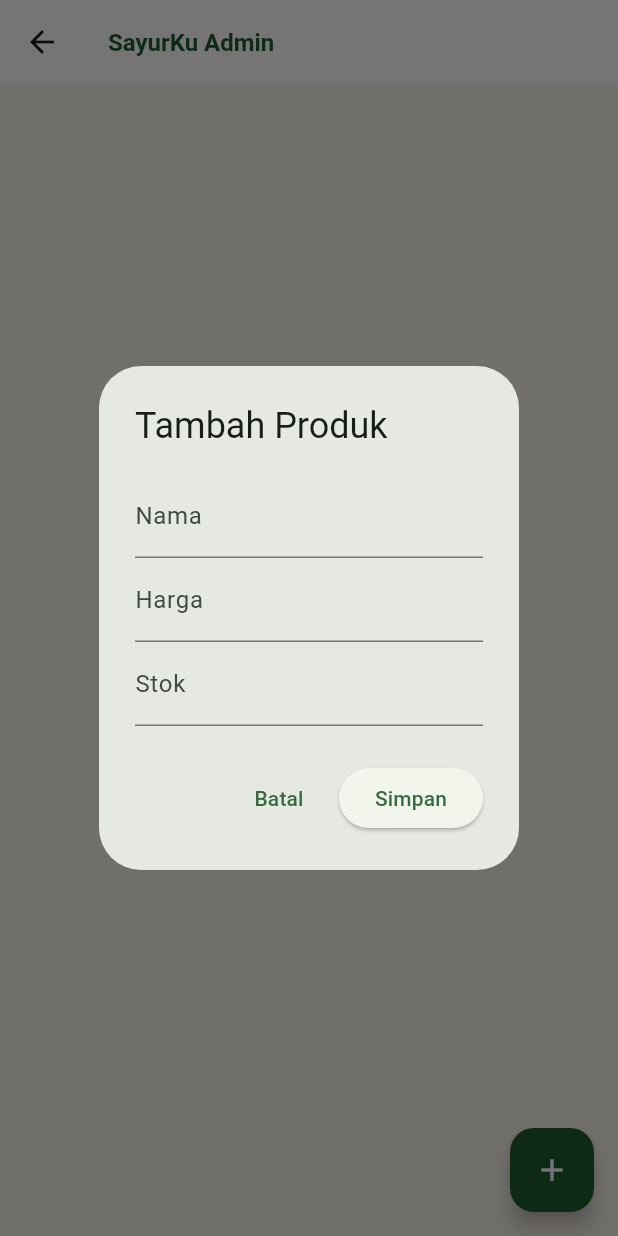
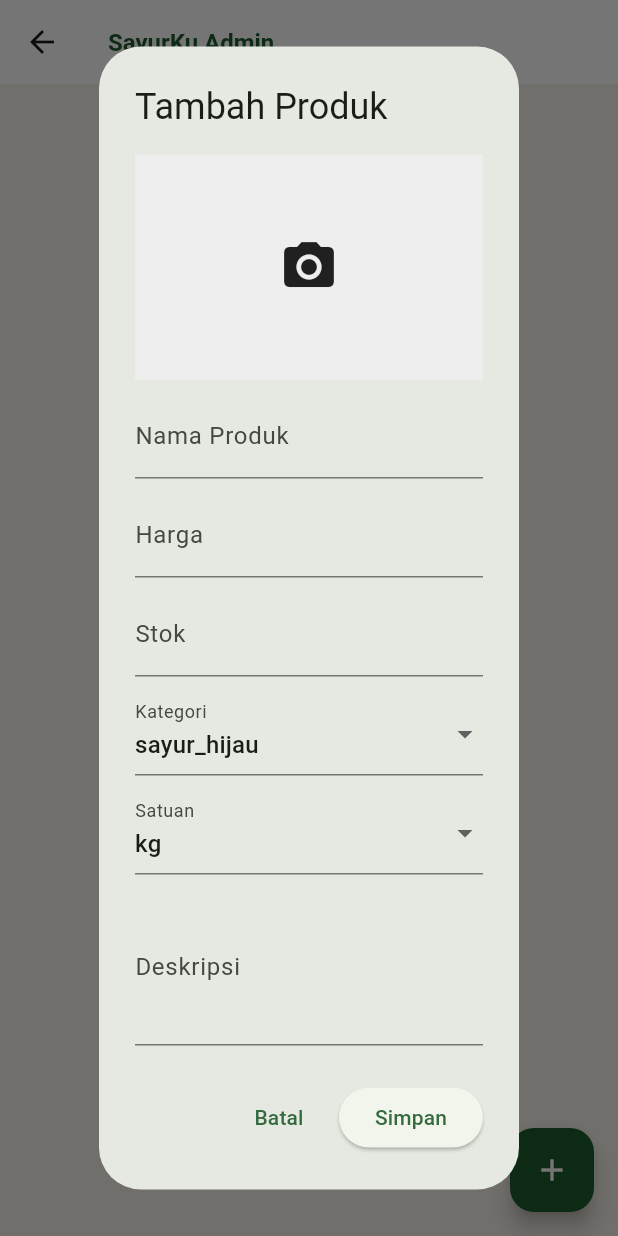
Before and after one commit to Salim-amir/sayurku_kelompok6, a Flutter app: the ProductStockPage screen opened directly, after a tap on the "add" icon, on a phone screen of 412 x 824 dp. Run offline on Flutter 3.47's test engine with Material 3 defaults, Android fonts, the light colour scheme and no system bars; our stand-ins replace cloud_firestore, firebase_auth, firebase_core, firebase_storage, google_sign_in, image_picker and 1 more; accounts and stored records are empty; Roboto replaces fonts that are missing (Manrope).

Commit message:
perubahan stok

```diff
--- a/lib/features/admin/product/daftar_produk_stok_screen.dart
+++ b/lib/features/admin/product/daftar_produk_stok_screen.dart
@@ -3,6 +3,9 @@ import 'package:sayurku_kelompok6/core/colors.dart';
 import 'package:sayurku_kelompok6/core/text_styles.dart';
 import 'package:sayurku_kelompok6/services/product_service.dart';
 import 'package:sayurku_kelompok6/models/product_model.dart';
+import 'dart:io';
+import 'package:image_picker/image_picker.dart';
+import 'package:sayurku_kelompok6/core/constants.dart';
 
 class ProductStockPage extends StatefulWidget {
   const ProductStockPage({Key? key}) : super(key: key);
@@ -102,37 +105,153 @@ class _ProductStockPageState extends State<ProductStockPage> {
   final nameController = TextEditingController();
   final priceController = TextEditingController();
   final stockController = TextEditingController();
+  final deskripsiController = TextEditingController();
+
+  String selectedKategori = "sayur_hijau";
+  String selectedSatuan = "kg";
+
+  File? selectedImage;
 
   showDialog(
     context: context,
-      builder: (_) => AlertDialog(
+    builder: (context) {
+      return StatefulBuilder(
+        builder: (context, setStateDialog) {
+          return AlertDialog(
             title: const Text("Tambah Produk"),
-        content: Column(
-          mainAxisSize: MainAxisSize.min,
+            content: SingleChildScrollView(
+              child: Column(
                 children: [
-            TextField(controller: nameController, decoration: const InputDecoration(labelText: "Nama")),
-            TextField(controller: priceController, decoration: const InputDecoration(labelText: "Harga"), keyboardType: TextInputType.number),
-            TextField(controller: stockController, decoration: const InputDecoration(labelText: "Stok"), keyboardType: TextInputType.number),
+                  // 📸 PILIH GAMBAR
+                  GestureDetector(
+                    onTap: () async {
+                      final picked = await ImagePicker()
+                          .pickImage(source: ImageSource.gallery);
+
+                      if (picked != null) {
+                        setStateDialog(() {
+                          selectedImage = File(picked.path);
+                        });
+                      }
+                    },
+                    child: Container(
+                      height: 150,
+                      width: double.infinity,
+                      color: Colors.grey[200],
+                      child: selectedImage == null
+                          ? const Icon(Icons.camera_alt, size: 40)
+                          : Image.file(selectedImage!, fit: BoxFit.cover),
+                    ),
+                  ),
+
+                  const SizedBox(height: 10),
+
+                  // 🥬 NAMA
+                  TextField(
+                    controller: nameController,
+                    decoration:
+                        const InputDecoration(labelText: "Nama Produk"),
+                  ),
+
+                  const SizedBox(height: 10),
+
+                  // 💰 HARGA
+                  TextField(
+                    controller: priceController,
+                    keyboardType: TextInputType.number,
+                    decoration: const InputDecoration(labelText: "Harga"),
+                  ),
+
+                  const SizedBox(height: 10),
+
+                  // 📦 STOK
+                  TextField(
+                    controller: stockController,
+                    keyboardType: TextInputType.number,
+                    decoration: const InputDecoration(labelText: "Stok"),
+                  ),
+
+                  const SizedBox(height: 10),
+
+                  // 📂 KATEGORI
+                  DropdownButtonFormField(
+                    value: selectedKategori,
+                    items: AppConstants.kategoriProduk.map((e) {
+                      return DropdownMenuItem(value: e, child: Text(e));
+                    }).toList(),
+                    onChanged: (val) {
+                      setStateDialog(() {
+                        selectedKategori = val!;
+                      });
+                    },
+                    decoration:
+                        const InputDecoration(labelText: "Kategori"),
+                  ),
+
+                  const SizedBox(height: 10),
+
+                  // ⚖️ SATUAN
+                  DropdownButtonFormField(
+                    value: selectedSatuan,
+                    items: AppConstants.satuanProduk.map((e) {
+                      return DropdownMenuItem(value: e, child: Text(e));
+                    }).toList(),
+                    onChanged: (val) {
+                      setStateDialog(() {
+                        selectedSatuan = val!;
+                      });
+                    },
+                    decoration:
+                        const InputDecoration(labelText: "Satuan"),
+                  ),
+
+                  const SizedBox(height: 10),
+
+                  // 📝 DESKRIPSI
+                  TextField(
+                    controller: deskripsiController,
+                    maxLines: 3,
+                    decoration:
+                        const InputDecoration(labelText: "Deskripsi"),
+                  ),
                 ],
               ),
+            ),
+
             actions: [
-          TextButton(onPressed: () => Navigator.pop(context), child: const Text("Batal")),
+              TextButton(
+                onPressed: () => Navigator.pop(context),
+                child: const Text("Batal"),
+              ),
+
               ElevatedButton(
                 onPressed: () async {
+                  String imageUrl = "";
+
+                  if (selectedImage != null) {
+                    imageUrl =
+                        await _productService.uploadImage(selectedImage!);
+                  }
+
                   await _productService.addProduct(
                     nama: nameController.text,
                     harga: int.parse(priceController.text),
                     stok: int.parse(stockController.text),
-                kategori: "sayur_hijau",
-                imageUrl: "",
-                satuan: "kg",
+                    kategori: selectedKategori,
+                    imageUrl: imageUrl,
+                    satuan: selectedSatuan,
+                    deskripsi: deskripsiController.text, // ✅ FIX
                   );
+
                   Navigator.pop(context);
                 },
                 child: const Text("Simpan"),
               ),
             ],
-      ),
+          );
+        },
+      );
+    },
   );
 }
 
@@ -161,6 +280,7 @@ class _ProductStockPageState extends State<ProductStockPage> {
                 kategori: product.kategori,
                 imageUrl: product.imageUrl,
                 satuan: product.satuan,
+                deskripsi: product.deskripsi ?? "",
               );
               Navigator.pop(context);
             },
--- a/lib/models/product_model.dart
+++ b/lib/models/product_model.dart
@@ -7,6 +7,7 @@ class ProductModel {
   final String satuan;
   final int stok;
   final bool tersedia;
+  final String deskripsi;
 
   ProductModel({
     required this.id,
@@ -17,6 +18,8 @@ class ProductModel {
     required this.satuan,
     required this.stok,
     required this.tersedia,
+    required this.deskripsi,
+
   });
 
   factory ProductModel.fromMap(Map<String, dynamic> map, String id) {
@@ -29,6 +32,7 @@ class ProductModel {
       satuan: map['satuan'] ?? 'kg',
       stok: (map['stok'] ?? 0).toInt(),
       tersedia: map['tersedia'] ?? false,
+      deskripsi: map['deskripsi'] ?? '',
     );
   }
 
@@ -41,6 +45,7 @@ class ProductModel {
       'satuan': satuan,
       'stok': stok,
       'tersedia': tersedia,
+      'deskripsi' : deskripsi,
     };
   }
 
@@ -53,6 +58,7 @@ class ProductModel {
     String? satuan,
     int? stok,
     bool? tersedia,
+    String? deskripsi,
   }) {
     return ProductModel(
       id: id ?? this.id,
@@ -63,6 +69,7 @@ class ProductModel {
       satuan: satuan ?? this.satuan,
       stok: stok ?? this.stok,
       tersedia: tersedia ?? this.tersedia,
+      deskripsi: deskripsi ?? this.deskripsi,
     );
   }
 }
--- a/lib/services/product_service.dart
+++ b/lib/services/product_service.dart
@@ -1,6 +1,8 @@
 import 'package:cloud_firestore/cloud_firestore.dart';
 import '../models/product_model.dart';
 import '../core/constants.dart';
+import 'package:firebase_storage/firebase_storage.dart';
+import 'dart:io';
 
 class ProductService {
   final FirebaseFirestore _db = FirebaseFirestore.instance;
@@ -54,15 +56,34 @@ class ProductService {
 
 
   }
-  // CREATE
-  Future<void> addProduct({
+
+  // 📸 UPLOAD IMAGE
+Future<String> uploadImage(File file) async {
+  try {
+    final fileName = DateTime.now().millisecondsSinceEpoch.toString();
+
+    final ref = FirebaseStorage.instance
+        .ref()
+        .child('products')
+        .child('$fileName.jpg');
+
+    await ref.putFile(file);
+
+    return await ref.getDownloadURL();
+  } catch (e) {
+    throw Exception('Gagal upload gambar: $e');
+  }
+}
+ // CREATE
+Future<void> addProduct({
   required String nama,
   required int harga,
   required int stok,
   required String kategori,
   required String imageUrl,
   required String satuan,
-   }) async {
+  required String deskripsi,
+}) async {
   await _db.collection(AppConstants.colProducts).add({
     'nama': nama,
     'harga': harga,
@@ -70,10 +91,12 @@ class ProductService {
     'kategori': kategori,
     'imageUrl': imageUrl,
     'satuan': satuan,
+    'deskripsi': deskripsi,
     'tersedia': true,
     'createdAt': FieldValue.serverTimestamp(),
   });
 }
+
 // UPDATE
 Future<void> updateProduct({
   required String id,
@@ -83,6 +106,7 @@ Future<void> updateProduct({
   required String kategori,
   required String imageUrl,
   required String satuan,
+  required String deskripsi,
 }) async {
   await _db.collection(AppConstants.colProducts).doc(id).update({
     'nama': nama,
@@ -91,8 +115,10 @@ Future<void> updateProduct({
     'kategori': kategori,
     'imageUrl': imageUrl,
     'satuan': satuan,
+    'deskripsi': deskripsi,
   });
 }
+
 // DELETE
 Future<void> deleteProduct(String id) async {
   await _db.collection(AppConstants.colProducts).doc(id).delete();
```
Also changed, not shown: 1 other file. Lines whose indentation alone changed are shown as unchanged.
